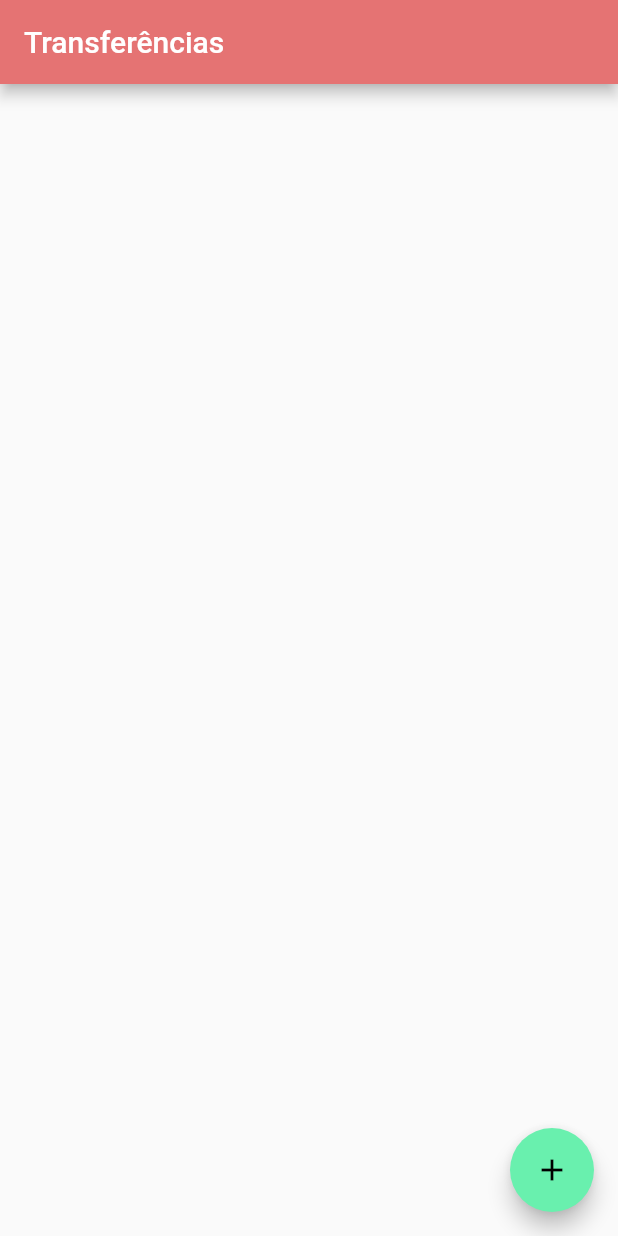
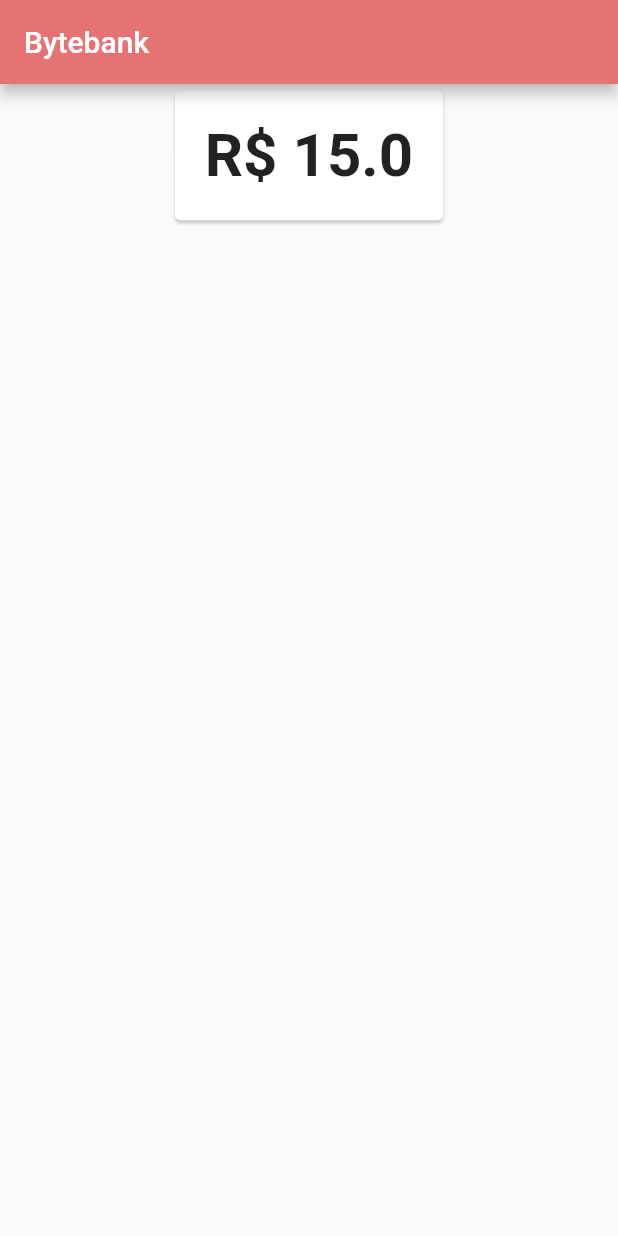
Before and after one commit to nataliecosta0/bytebank, a Flutter app: the screen it shows after launch, on a phone screen of 412 x 824 dp. Run offline on Flutter 3.47's test engine with Material 2 defaults, Android fonts, the phone set to English and light mode, and no system bars.

Commit message:
created dashboard screen and saldo as a manager

```diff
--- a/lib/main.dart
+++ b/lib/main.dart
@@ -1,4 +1,4 @@
-import 'package:bytebank/screens/transferencia/lista.dart';
+import 'package:bytebank/screens/dashboard/dashboard.dart';
 import 'package:flutter/material.dart';
 
 void main() => runApp(BytebankApp());
@@ -15,7 +15,7 @@ class BytebankApp extends StatelessWidget {
           textTheme: ButtonTextTheme.primary,
         ),
       ),
-      home: ListaTransferencias(),
+      home: Dashboard(),
     );
   }
 }
--- /dev/null
+++ b/lib/models/saldo.dart
@@ -0,0 +1,11 @@
+class Saldo {
+  final double valor;
+
+  Saldo(this.valor);
+
+  @override
+  String toString() {
+    return 'R\$ $valor';
+  }
+
+}
--- /dev/null
+++ b/lib/screens/dashboard/dashboard.dart
@@ -0,0 +1,22 @@
+import 'package:bytebank/models/saldo.dart';
+import 'package:bytebank/screens/dashboard/saldo.dart';
+import 'package:flutter/material.dart';
+
+class Dashboard extends StatelessWidget {
+  const Dashboard({ Key? key }) : super(key: key);
+
+  @override
+  Widget build(BuildContext context) {
+    return Scaffold(
+      appBar: AppBar(
+        title: Text('Bytebank'),
+      ),
+      body: Align(
+        alignment: Alignment.topCenter,
+        child: SaldoCard(
+          saldo: Saldo(15.00),
+        ),
+      ),
+    );
+  }
+}
--- /dev/null
+++ b/lib/screens/dashboard/saldo.dart
@@ -0,0 +1,28 @@
+import 'package:bytebank/models/saldo.dart';
+import 'package:flutter/cupertino.dart';
+import 'package:flutter/material.dart';
+
+class SaldoCard extends StatelessWidget {
+  final Saldo saldo;
+  const SaldoCard({
+    Key? key,
+    required this.saldo,
+  }) : super(key: key);
+
+  @override
+  Widget build(BuildContext context) {
+    return Card(
+      child: Padding(
+        padding: EdgeInsets.all(20.0),
+        child: Text(
+          saldo.toString(),
+          textAlign: TextAlign.center,
+          style: TextStyle(
+            fontSize: 40,
+            fontWeight: FontWeight.bold,
+          ),
+        ),
+      ),
+    );
+  }
+}
```
